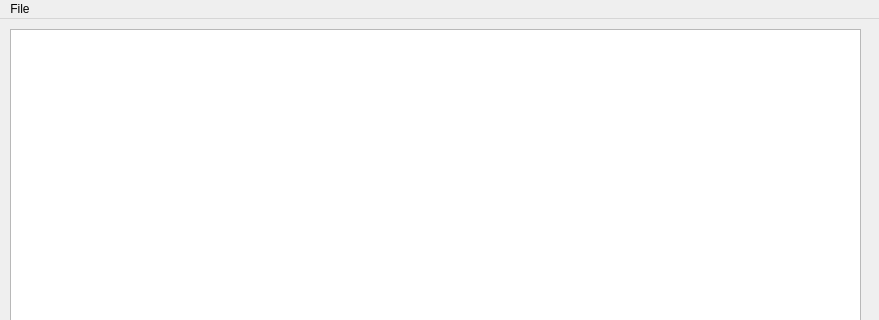
Old version of the form src/logjam/ui/mainwindow.ui in the repository ed-cc/logjam; both pictures show x 0 to 879 and y 0 to 320 of the 879 by 527 pixel window.
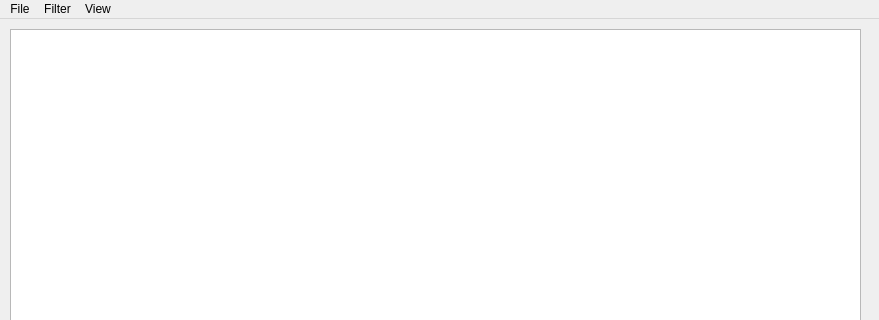
New version of the form.

Diff of the .ui file:
```diff
--- a/src/logjam/ui/mainwindow.ui
+++ b/src/logjam/ui/mainwindow.ui
@@ -42,7 +42,7 @@
      <x>0</x>
      <y>0</y>
      <width>879</width>
-     <height>21</height>
+     <height>37</height>
     </rect>
    </property>
    <widget class="QMenu" name="menuFile">
@@ -50,9 +50,25 @@
      <string>File</string>
     </property>
     <addaction name="actionOpen"/>
-    <addaction name="actionLoad_Filters"/>
+   </widget>
+   <widget class="QMenu" name="menuFilter">
+    <property name="title">
+     <string>Filter</string>
+    </property>
+    <addaction name="actionOpen_Filter"/>
+    <addaction name="actionNew_Filter"/>
+    <addaction name="actionEdit_Current_Filter"/>
+    <addaction name="actionSave_As"/>
+    <addaction name="actionSave"/>
+   </widget>
+   <widget class="QMenu" name="menuView">
+    <property name="title">
+     <string>View</string>
+    </property>
    </widget>
    <addaction name="menuFile"/>
+   <addaction name="menuFilter"/>
+   <addaction name="menuView"/>
   </widget>
   <widget class="QStatusBar" name="statusbar"/>
   <action name="actionOpen">
```
Left out of the diff: 29 changed lines with no effect on the pictures.
